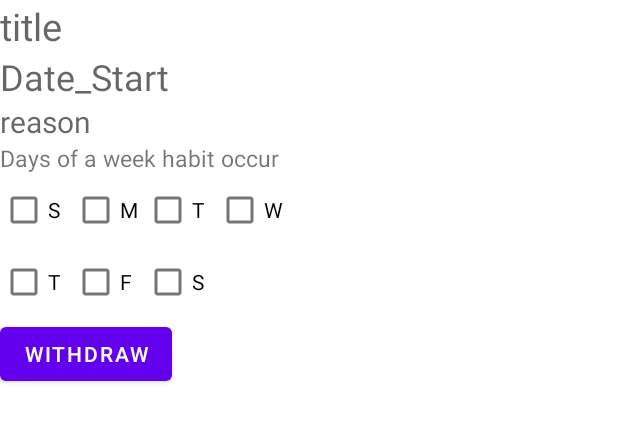
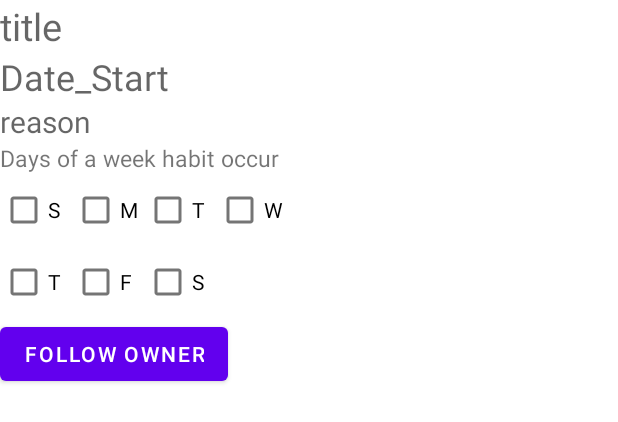
Before and after one commit to CMPUT301F21T27/Habit-tracker, an Android app: the layout main_show_list.xml on its own in the app's theme, with its tools: preview values and no code run, on a phone screen of 412 x 824 dp. Shown: the top 422 px of the screen. Run offline under Robolectric (Android 15) with nearby library versions, the phone set to English and light mode, and no system bars.

Commit message:
Send follow request to owner of public habit now works.

```diff
--- a/app/src/main/res/layout/main_show_list.xml
+++ b/app/src/main/res/layout/main_show_list.xml
@@ -110,8 +110,15 @@
         android:id="@+id/button"
         android:layout_width="wrap_content"
         android:layout_height="wrap_content"
-        android:text="Withdraw" />
+        android:text="Follow Owner"
+        />
 
+    <TextView
+        android:id="@+id/ownerEmail"
+        android:layout_width="match_parent"
+        android:layout_height="wrap_content"
+        android:textSize="15sp"
+        android:visibility="invisible" />
 
 
 </LinearLayout>
```
Also changed, not shown: app/src/main/java/com/example/team404/ViewMainList.java (+10 -16 lines).
